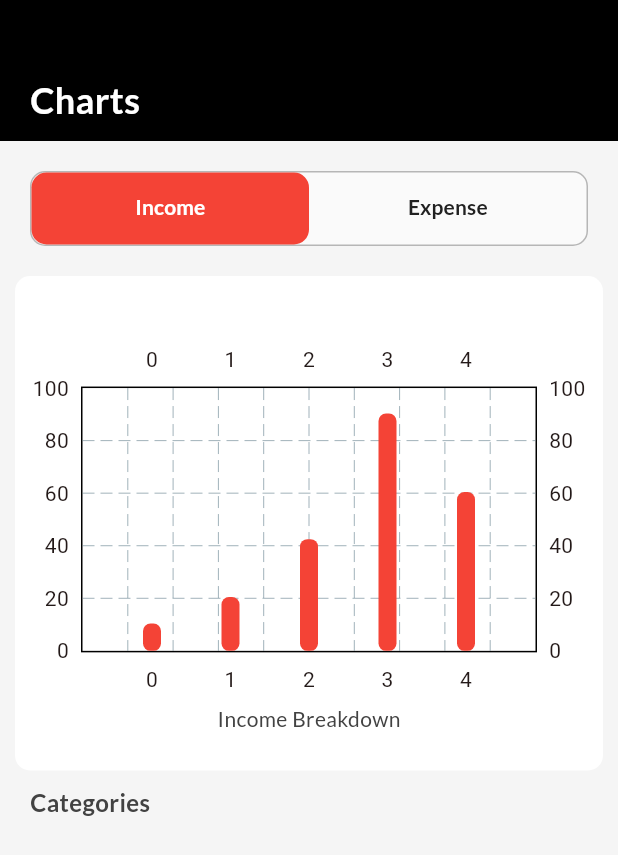
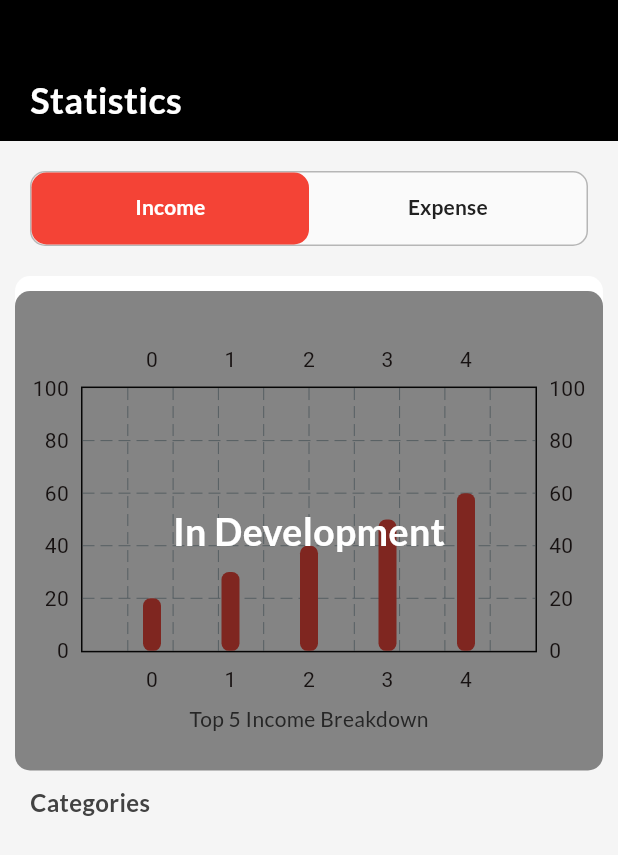
Before and after one commit to AminTahseen/expense_tracker_2024, a Flutter app: the ChartsScreen screen opened directly, on a phone screen of 412 x 824 dp. Shown: the top 855 px of the screen. Run offline on Flutter 3.47's test engine with Material 3 defaults, Android fonts, the phone set to English and light mode, and no system bars; drawn by our look-alikes of fl_chart; our stand-ins replace flutter_zoom_drawer, google_fonts, hive, hive_flutter, shared_preferences; accounts and stored records are empty; network calls fail.

Commit message:
charts section work

```diff
--- a/lib/view/screens/charts.dart
+++ b/lib/view/screens/charts.dart
@@ -2,10 +2,9 @@ import 'package:expense_tracker_2024/constants/colors.dart';
 import 'package:expense_tracker_2024/helpers/helpers.dart';
 import 'package:expense_tracker_2024/model/UIObjects/bar_data.dart';
 import 'package:expense_tracker_2024/model/category_model.dart';
-import 'package:expense_tracker_2024/view/widgets/no_data_available.dart';
-import 'package:expense_tracker_2024/view/widgets/spacing.dart';
+import 'package:expense_tracker_2024/model/transaction_model.dart';
+import 'package:expense_tracker_2024/view/widgets/category_item.dart';
 import 'package:expense_tracker_2024/view/widgets/tab_item.dart';
-import 'package:expense_tracker_2024/viewModel/category_view_model.dart';
 import 'package:expense_tracker_2024/viewModel/charts_view_model.dart';
 import 'package:fl_chart/fl_chart.dart';
 import 'package:flutter/material.dart';
@@ -47,7 +46,7 @@ class _ChartsScreenState extends State<ChartsScreen>
             padding: const EdgeInsets.only(
                 top: 50.0, left: 20, right: 20, bottom: 10.0),
             child: Text(
-              "Charts",
+              "Statistics",
               style: GoogleFonts.lato(
                 color: Colors.white,
                 fontSize: 24,
@@ -133,7 +132,9 @@ class ChartSection extends StatelessWidget {
               top: 10.0,
             ),
             height: MediaQuery.of(context).size.height * 0.4,
-            child: Column(
+            child: Stack(
+              children: [
+                Column(
                   mainAxisAlignment: MainAxisAlignment.center,
                   crossAxisAlignment: CrossAxisAlignment.center,
                   children: [
@@ -143,13 +144,36 @@ class ChartSection extends StatelessWidget {
                       height: MediaQuery.of(context).size.height * 0.3,
                       width: MediaQuery.of(context).size.width,
                       child: const BarChartIncomeExpense(
-                    summary: [10.40, 20.50, 42.50, 90.30, 60.40],
+                        summary: [20.0, 30.0, 40.0, 50.0, 60.0],
                       ),
                     ),
                     Text(
-                  chartType == 1 ? "Income Breakdown" : "Expense Breakdown",
+                      chartType == 1
+                          ? "Top 5 Income Breakdown"
+                          : "Top 5 Expense Breakdown",
                       style: GoogleFonts.lato(
                         color: TEXT_GREY_DARK,
+                      ),
+                    )
+                  ],
+                ),
+                Container(
+                  height: MediaQuery.of(context).size.height * 0.5,
+                  width: MediaQuery.of(context).size.width,
+                  decoration: BoxDecoration(
+                    color: const Color(0xFF0a0a0a).withOpacity(0.5),
+                    borderRadius: BorderRadius.circular(
+                      10,
+                    ),
+                  ),
+                  child: Center(
+                    child: Text(
+                      "In Development",
+                      style: GoogleFonts.lato(
+                          fontSize: 25,
+                          color: Colors.white,
+                          fontWeight: FontWeight.bold),
+                    ),
                   ),
                 )
               ],
@@ -174,8 +198,15 @@ class ChartSection extends StatelessWidget {
                   .where((element) => element.categoryType == chartType)
                   .toList()
                   .cast<CategoryModel>();
+              var transactionList = viewModel
+                  .getTransactions()
+                  .values
+                  .toList()
+                  .where((element) => element.transactionType == chartType)
+                  .toList();
               return GenerateCategoriesList(
                 list: data2,
+                transactionList: transactionList,
               );
             },
           )
@@ -187,7 +218,13 @@ class ChartSection extends StatelessWidget {
 
 class GenerateCategoriesList extends StatelessWidget {
   final List<CategoryModel> list;
-  const GenerateCategoriesList({super.key, required this.list});
+  final List<TransactionModel> transactionList;
+
+  const GenerateCategoriesList({
+    super.key,
+    required this.list,
+    required this.transactionList,
+  });
 
   @override
   Widget build(BuildContext context) {
@@ -208,13 +245,39 @@ class GenerateCategoriesList extends StatelessWidget {
             // Let the ListView know how many items it needs to build.
             itemCount: list.length,
             itemBuilder: (context, index) {
+              double sum = transactionList
+                  .where(
+                      (element) => element.categoryId == list[index].categoryId)
+                  .toList()
+                  .fold(
+                      0, (previousValue, item) => previousValue + item.amount);
+              return ChartCategoryItem(
+                item: list[index],
+                totalCategorySpent: sum,
+              );
+            },
+          ),
+        ),
+      ),
+    );
+  }
+}
+
+class ChartCategoryItem extends StatelessWidget {
+  final CategoryModel item;
+  final double totalCategorySpent;
+  const ChartCategoryItem(
+      {super.key, required this.item, required this.totalCategorySpent});
+
+  @override
+  Widget build(BuildContext context) {
     return Padding(
       padding: const EdgeInsets.only(bottom: 20.0, top: 10),
       child: Row(
         mainAxisAlignment: MainAxisAlignment.spaceBetween,
         children: [
           Text(
-                      list[index].categoryName,
+            item.categoryName,
             style: GoogleFonts.lato(
               fontSize: 14,
               fontWeight: FontWeight.bold,
@@ -222,17 +285,12 @@ class GenerateCategoriesList extends StatelessWidget {
             ),
           ),
           Text(
-                      "PKR 0.00",
+            numToCurrency(totalCategorySpent, "0"),
             style: GoogleFonts.lato(
               color: MAIN_APP_COLOR,
             ),
           )
         ],
-                ),
-              );
-            },
-          ),
-        ),
       ),
     );
   }
--- a/lib/viewModel/charts_view_model.dart
+++ b/lib/viewModel/charts_view_model.dart
@@ -1,12 +1,19 @@
 import 'package:expense_tracker_2024/model/category_model.dart';
+import 'package:expense_tracker_2024/model/transaction_model.dart';
 import 'package:expense_tracker_2024/repositoryImpl/local/category_repo_impl.dart';
+import 'package:expense_tracker_2024/repositoryImpl/local/transaction_repo_impl.dart';
 import 'package:flutter/material.dart';
 import 'package:hive_flutter/adapters.dart';
 
 class ChartsViewModel extends ChangeNotifier {
   final categoryRepo = CategoryRepoImpl();
+  final transactionRepo = TransactionRepoImpl();
 
   Box<CategoryModel> getCategories() {
     return categoryRepo.getData();
   }
+
+  Box<TransactionModel> getTransactions() {
+    return transactionRepo.getData();
+  }
 }
--- a/pubspec.yaml
+++ b/pubspec.yaml
@@ -45,6 +45,7 @@ dependencies:
   google_fonts: ^6.2.1
   device_preview: ^1.1.0
   flutter_launcher_icons: ^0.13.1
+  shared_preferences: ^2.2.3
 
 flutter_launcher_icons:
   #  image_path: "assets/images/icon-128x128.png"
```
Also changed, not shown: lib/helpers/helpers.dart (+11 -0 lines), pubspec.lock. Lines whose indentation alone changed are shown as unchanged.
